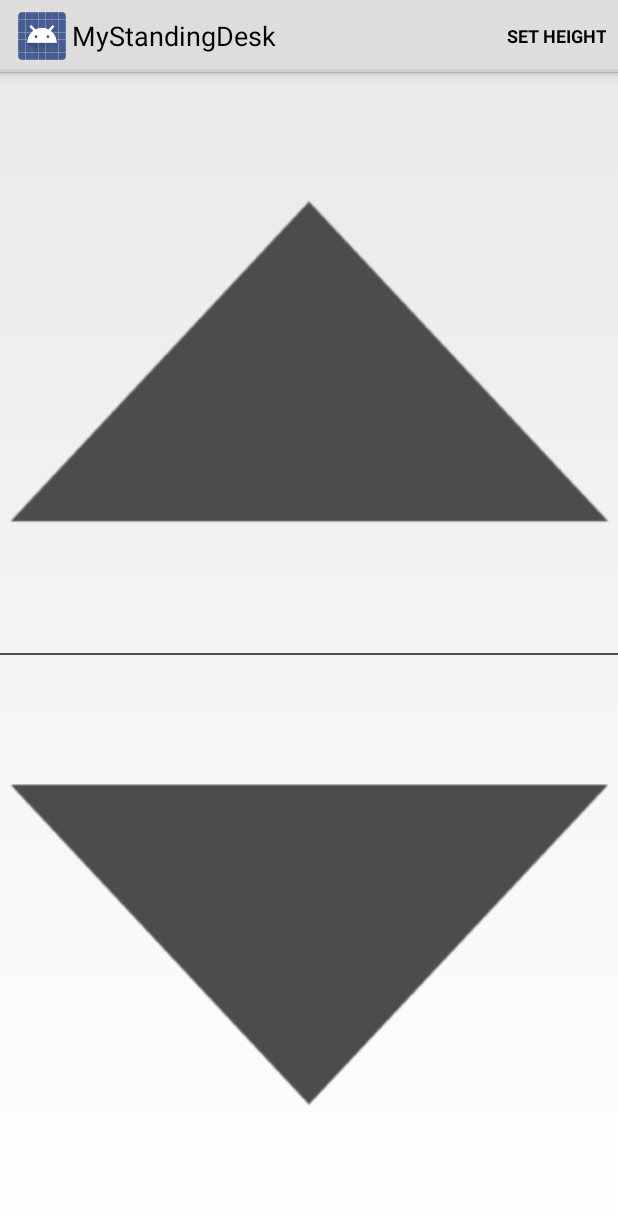
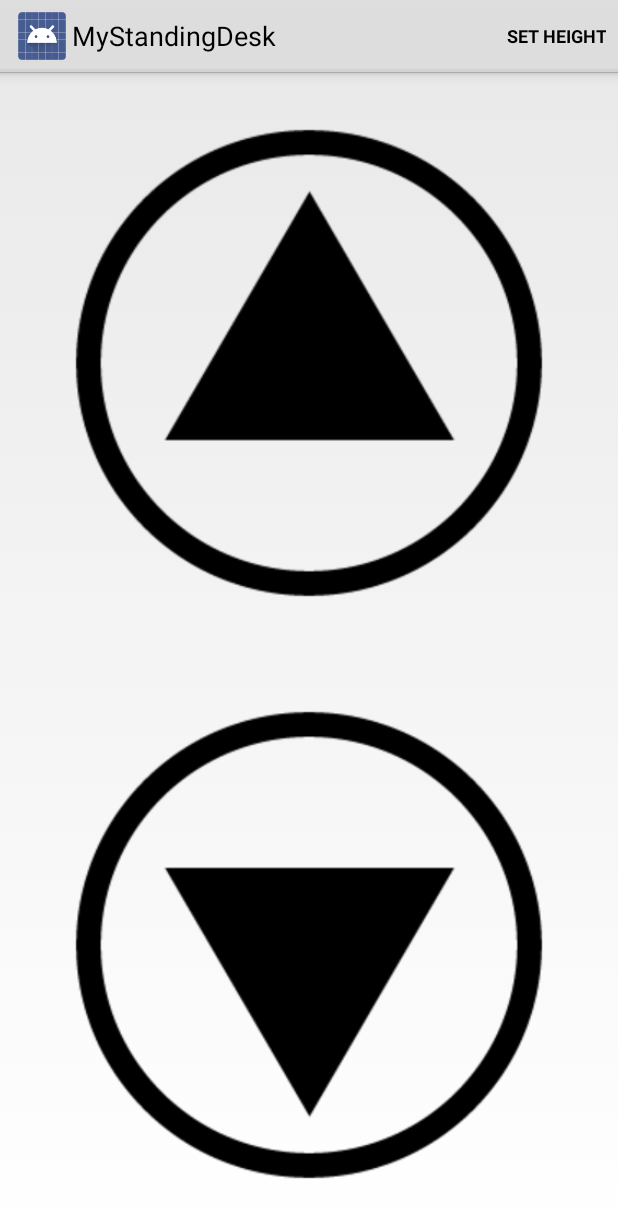
Before and after one commit to neosarchizo/MyStandingDesk, an Android app: the screen it shows after launch (MainActivity), on a phone screen of 412 x 824 dp. Shown: the top 1218 px of the screen. Run offline under Robolectric (Android 15) with nearby library versions, the phone set to English and light mode, and no system bars; our stand-ins replace ButterKnife; libraries missing offline, so code that uses them is left out: de.greenrobot.event; 1 statement that could not run was skipped.

Commit message:
add pressed images of buttons
change images of buttons programatically...
I don't know why selector doesn't work..

```diff
--- a/Android/MyStandingDesk/app/src/main/java/kr/neosarchizo/mystandingdesk/BTService.java
+++ b/Android/MyStandingDesk/app/src/main/java/kr/neosarchizo/mystandingdesk/BTService.java
@@ -176,7 +176,8 @@ public class BTService {
      * Indicate that the connection attempt failed and notify the UI Activity.
      */
     private void connectionFailed() {
-        mEventBus.post(new BTServiceEvent(BTServiceEvent.Event.CONNECTION_FAIL));
+        mEventBus.post(new BTServiceEvent(BTServiceEvent.Event.CONNECTED
+        ));
 
         // Start the service over to restart listening mode
         BTService.this.start();
--- a/Android/MyStandingDesk/app/src/main/java/kr/neosarchizo/mystandingdesk/MainActivity.java
+++ b/Android/MyStandingDesk/app/src/main/java/kr/neosarchizo/mystandingdesk/MainActivity.java
@@ -10,6 +10,7 @@ import android.view.Menu;
 import android.view.MenuItem;
 import android.view.MotionEvent;
 import android.view.View;
+import android.widget.ImageButton;
 import android.widget.Toast;
 
 import butterknife.ButterKnife;
@@ -29,10 +30,10 @@ public class MainActivity extends Activity {
     private EventBus mEventBus = EventBus.getDefault();
 
     @InjectView(R.id.btnUp)
-    View btnUp;
+    ImageButton btnUp;
 
     @InjectView(R.id.btnDown)
-    View btnDown;
+    ImageButton btnDown;
 
 
     @Override
@@ -47,9 +48,11 @@ public class MainActivity extends Activity {
 
                 switch (motionEvent.getAction()) {
                     case MotionEvent.ACTION_DOWN:
+                        btnUp.setImageResource(R.drawable.up_button_pressed);
                         sendCommand("d");
                         break;
                     case MotionEvent.ACTION_UP:
+                        btnUp.setImageResource(R.drawable.up_button);
                         sendCommand("s");
                         break;
                 }
@@ -63,9 +66,11 @@ public class MainActivity extends Activity {
 
                 switch (motionEvent.getAction()) {
                     case MotionEvent.ACTION_DOWN:
+                        btnDown.setImageResource(R.drawable.down_button_pressed);
                         sendCommand("a");
                         break;
                     case MotionEvent.ACTION_UP:
+                        btnDown.setImageResource(R.drawable.down_button);
                         sendCommand("s");
                         break;
                 }
@@ -155,10 +160,18 @@ public class MainActivity extends Activity {
             case CONNECTING:
                 break;
             case CONNECTED:
+                runOnUiThread(new Runnable() {
+                    @Override
+                    public void run() {
+                        Toast.makeText(MainActivity.this, R.string.desk_connected, Toast.LENGTH_SHORT).show();
+                    }
+                });
                 break;
             case CONNECTION_FAIL:
+                Log.w(TAG, getString(R.string.connection_fail));
                 break;
             case CONNECTION_LOST:
+                Toast.makeText(this,R.string.connection_lost,Toast.LENGTH_SHORT).show();
                 break;
             case DATA_READ:
                 String readData = new String(btServiceEvent.getBuffer(), 0, btServiceEvent.getBufferSize());
--- /dev/null
+++ b/Android/MyStandingDesk/app/src/main/res/drawable/selector_down_button.xml
@@ -0,0 +1,5 @@
+<?xml version="1.0" encoding="utf-8"?>
+<selector xmlns:android="http://schemas.android.com/apk/res/android">
+    <item android:drawable="@drawable/down_button_pressed" android:state_pressed="true" />
+    <item android:drawable="@drawable/down_button" />
+</selector>
--- /dev/null
+++ b/Android/MyStandingDesk/app/src/main/res/drawable/selector_up_button.xml
@@ -0,0 +1,5 @@
+<?xml version="1.0" encoding="utf-8"?>
+<selector xmlns:android="http://schemas.android.com/apk/res/android">
+    <item android:drawable="@drawable/up_button_pressed" android:state_pressed="true" />
+    <item android:drawable="@drawable/up_button" />
+</selector>
--- a/Android/MyStandingDesk/app/src/main/res/layout/activity_main.xml
+++ b/Android/MyStandingDesk/app/src/main/res/layout/activity_main.xml
@@ -5,21 +5,25 @@
     android:orientation="vertical"
     tools:context=".MainActivity">
 
-    <View
+    <ImageButton
         android:id="@+id/btnUp"
         android:layout_width="fill_parent"
         android:layout_height="0px"
-        android:background="@drawable/up_button"
-        android:layout_weight="1"/>
-    <View
-        android:layout_width="fill_parent"
-        android:layout_height="1dip"
-        android:background="#4c4c4c"/>
-    <View
+        android:layout_margin="30dip"
+        android:layout_weight="1"
+        android:scaleType="fitCenter"
+        android:background="@android:color/transparent"
+        android:src="@drawable/up_button"
+        />
+
+    <ImageButton
         android:id="@+id/btnDown"
-        android:background="@drawable/down_button"
         android:layout_width="fill_parent"
         android:layout_height="0px"
-        android:layout_weight="1"/>
+        android:layout_margin="30dip"
+        android:layout_weight="1"
+        android:scaleType="fitCenter"
+        android:background="@android:color/transparent"
+        android:src="@drawable/down_button" />
 
 </LinearLayout>
--- a/Android/MyStandingDesk/app/src/main/res/values/strings.xml
+++ b/Android/MyStandingDesk/app/src/main/res/values/strings.xml
@@ -6,4 +6,7 @@
     <string name="bt_not_enabled_leaving">Bluetooth was not enabled. Leaving MyStandingDesk.</string>
     <string name="set_height">Set height</string>
     <string name="not_connected">You are not connected to a desk</string>
+    <string name="desk_connected">Your desk is connected!</string>
+    <string name="connection_fail">Connection is failed!</string>
+    <string name="connection_lost">Connection is lost!</string>
 </resources>
```
Also changed, not shown: Android/MyStandingDesk/app/src/main/res/drawable/down_button.png, Android/MyStandingDesk/app/src/main/res/drawable/down_button_pressed.png (added), Android/MyStandingDesk/app/src/main/res/drawable/up_button.png, Android/MyStandingDesk/app/src/main/res/drawable/up_button_pressed.png (added), 1 other file.
